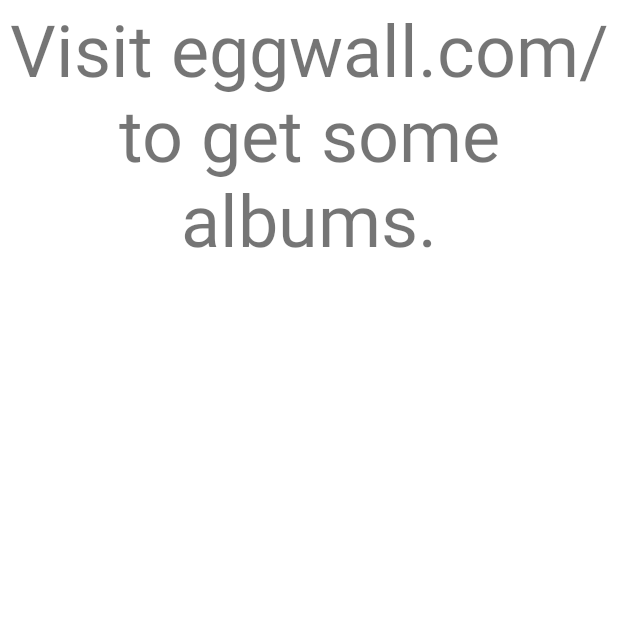
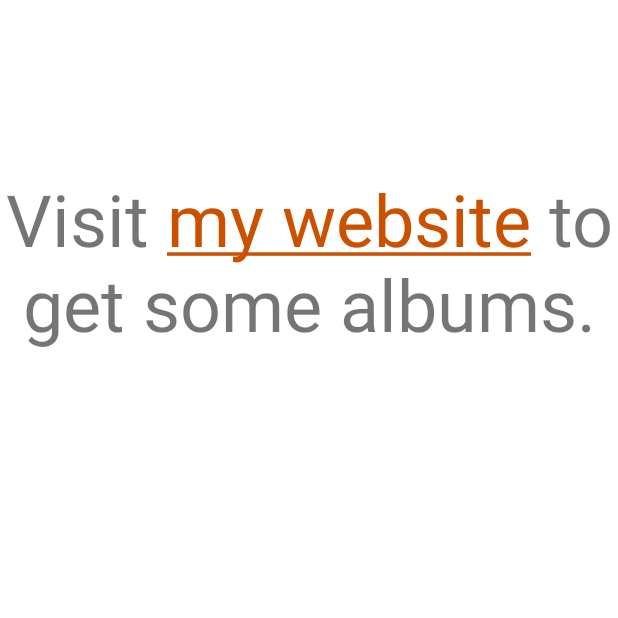
Before and after one commit to youngelf/PhotoViewer, an Android app: the screen it shows after launch (MainActivity), on a phone screen of 412 x 824 dp, the top half of it. Run offline under Robolectric (Android 15) with nearby library versions, the phone set to English and light mode, and no system bars; our stand-ins replace Room's generated code; libraries missing offline, so code that uses them is left out: android.arch.persistence; 1 statement that could not run was skipped.

Commit message:
Better splash screen, dismiss when image shown
Show a splash screen with a link at installation.  This allows the
user to go to a page where they can see helpful information and import
a key, and then download an album.

I need to make this public page now, and an album selector.

```diff
--- a/PhotoViewer/mobile/src/main/java/com/eggwall/android/photoviewer/UiController.java
+++ b/PhotoViewer/mobile/src/main/java/com/eggwall/android/photoviewer/UiController.java
@@ -16,6 +16,7 @@ import android.support.v4.view.GravityCompat;
 import android.support.v4.widget.DrawerLayout;
 import android.support.v7.widget.AppCompatImageView;
 import android.support.v7.widget.Toolbar;
+import android.text.util.Linkify;
 import android.util.DisplayMetrics;
 import android.util.Log;
 import android.view.GestureDetector;
@@ -24,9 +25,12 @@ import android.view.MenuItem;
 import android.view.MotionEvent;
 import android.view.View;
 import android.widget.ImageView;
+import android.widget.TextView;
 import android.widget.Toast;
 
 import java.io.IOException;
+import java.util.regex.Matcher;
+import java.util.regex.Pattern;
 
 import static android.view.View.INVISIBLE;
 import static android.view.View.SYSTEM_UI_FLAG_FULLSCREEN;
@@ -106,6 +110,12 @@ class UiController implements NavigationView.OnNavigationItemSelectedListener,
     private DrawerLayout mDrawer;
 
     /**
+     * This tells you if we are showing an introduction (true) or if we are showing images
+     * (false).
+     */
+    private boolean showingIntroduction = false;
+
+    /**
      * The bitmap we will populate in the future with next/previous image. This is never shown on
      * the screen, but is passed to {@link BitmapFactory} for it to allocate space.
      *
@@ -122,7 +132,7 @@ class UiController implements NavigationView.OnNavigationItemSelectedListener,
     private Bitmap current;
 
     /**
-     * Current system UI visibility. Stored because we get UI visibility changes in dixfferent
+     * Current system UI visibility. Stored because we get UI visibility changes in different
      * methods and we need to keep track of the prior visibility.
      */
     private int mSysUiVisibility = SYSTEM_UI_FLAG_LAYOUT_FULLSCREEN |
@@ -177,27 +187,83 @@ class UiController implements NavigationView.OnNavigationItemSelectedListener,
         MenuItem item = mMainActivity.findViewById(R.id.nav_slideshow);
         if (item != null) {
             setSlideshow(startSlideshow, item);
-            showPhoto();
+            if (showingIntroduction) {
+                showPhoto();
+            }
         }
     }
 
     /**
      * Show a splash screen to introduce how to use the program.
+     *
+     * Needs to be called from the main thread since it modifies UI.
      */
     void showSplash() {
-        mMainActivity.findViewById(R.id.spash_info).setVisibility(View.VISIBLE);
+        if (showingIntroduction) {
+            // Nothing to do.
+            return;
+        }
+
+        TextView splashView = mMainActivity.findViewById(R.id.splash_info);
+        splashView.setVisibility(View.VISIBLE);
+        // Linkify the URL in there
+        Pattern linkText = Pattern.compile("my website");
+        // TODO My test URL for now, publish both the key and a sample gallery externally
+        String url = "http://192.168.11.122/test.html";
+        Linkify.TransformFilter removeTrailing = new Linkify.TransformFilter() {
+            @Override
+            public String transformUrl(Matcher match, String url) {
+                return "";
+            }
+        };
+        Linkify.addLinks(splashView, linkText, url, null, removeTrailing);
+
+        // Hide all the photo related buttons
         mMainActivity.findViewById(R.id.photoview).setVisibility(View.GONE);
+
+        // This messes with tapping on the links.
+        mMainActivity.findViewById(R.id.drawer_button_invi).setVisibility(View.GONE);
+        mMainActivity.findViewById(R.id.next_button_invi).setVisibility(View.GONE);
+        mMainActivity.findViewById(R.id.prev_button_invi).setVisibility(View.GONE);
         // TODO: Make this invisible when an album is shown.
+
+        // Remove all callbacks to the runnable
+        mHandler.removeCallbacks(mShowNext);
+
+        // Remove the fling detector so it doesn't accidentally want to show next/previous
+        mImageView.setOnTouchListener(null);
+
+
+        showingIntroduction = true;
     }
 
     /**
-     * Hide the splash screen and show photos.
+     * Hide the splash screen and show photos. This is called when we show photos finally, so
+     * no external consumer needs to call it.
+     *
+     * Needs to be called from the main thread, since it modifies UI.
      */
-    void showPhoto() {
-        mMainActivity.findViewById(R.id.spash_info).setVisibility(View.VISIBLE);
+    private void showPhoto() {
+        if (!showingIntroduction) {
+            // Nothing to do
+            return;
+        }
+        mMainActivity.findViewById(R.id.splash_info).setVisibility(View.VISIBLE);
+
+        mMainActivity.findViewById(R.id.drawer_button_invi).setVisibility(View.VISIBLE);
+        mMainActivity.findViewById(R.id.next_button_invi).setVisibility(View.VISIBLE);
+        mMainActivity.findViewById(R.id.prev_button_invi).setVisibility(View.VISIBLE);
+
         mMainActivity.findViewById(R.id.photoview).setVisibility(View.GONE);
-        // TODO: Make this invisible when an album is shown.
+
+        // Instantiate the fling listener again.
+        mImageView.setOnTouchListener(flingListener);
+
+        // Instantiate the runnable here perhaps?
+
+        showingIntroduction = false;
     }
+
     /**
      * Detects left-to-right swipe (next image) and right-to-left swipe (previous image).
      *
@@ -573,7 +639,11 @@ class UiController implements NavigationView.OnNavigationItemSelectedListener,
         mToolbar.setVisibility(visible ? VISIBLE : INVISIBLE);
     }
 
-    private View.OnTouchListener mDelegate = new View.OnTouchListener() {
+    /**
+     * Listens to touch events to fire next/previous on flings, and also to show the System UI
+     * when a touch event happens.
+     */
+    private View.OnTouchListener flingListener = new View.OnTouchListener() {
         @Override
         public boolean onTouch(View view, MotionEvent motionEvent) {
             mDetector.onTouchEvent(motionEvent);
@@ -598,7 +668,8 @@ class UiController implements NavigationView.OnNavigationItemSelectedListener,
         this.mainController = mainController;
     }
 
-    public void destroy() {
+    /** Remove all references from this object, to allow them to be garbage collected. */
+    void destroy() {
         mHandler.removeCallbacks(mShowNext);
         mMainActivity = null;
         mainController = null;
@@ -696,7 +767,7 @@ class UiController implements NavigationView.OnNavigationItemSelectedListener,
         mHandler.postDelayed(hideBarAndToolbar, 7000);
 
         mImageView = mMainActivity.findViewById(R.id.photoview);
-        mImageView.setOnTouchListener(mDelegate);
+        mImageView.setOnTouchListener(flingListener);
 
         mDetector = new GestureDetectorCompat(mMainActivity, mGestureListener);
 
--- a/PhotoViewer/mobile/src/main/res/layout/content_main.xml
+++ b/PhotoViewer/mobile/src/main/res/layout/content_main.xml
@@ -25,9 +25,9 @@
     <TextView
         android:layout_width="0dp"
         android:layout_height="match_parent"
-        android:id="@+id/spash_info"
+        android:id="@+id/splash_info"
         android:background="@android:color/white"
-        android:text="Visit eggwall.com/ to get some albums."
+        android:text="\n\nVisit my website to get some albums."
         android:textSize="48dp"
         android:textAlignment="center"
         android:visibility="gone"
```
